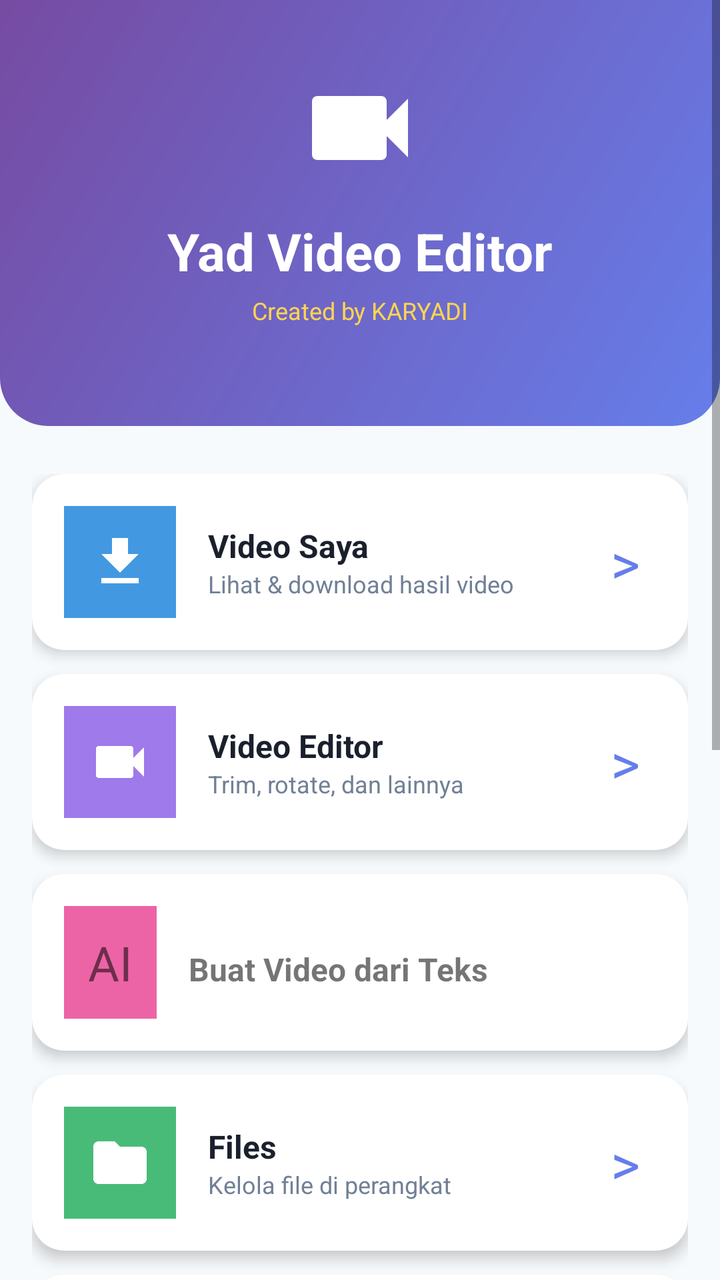
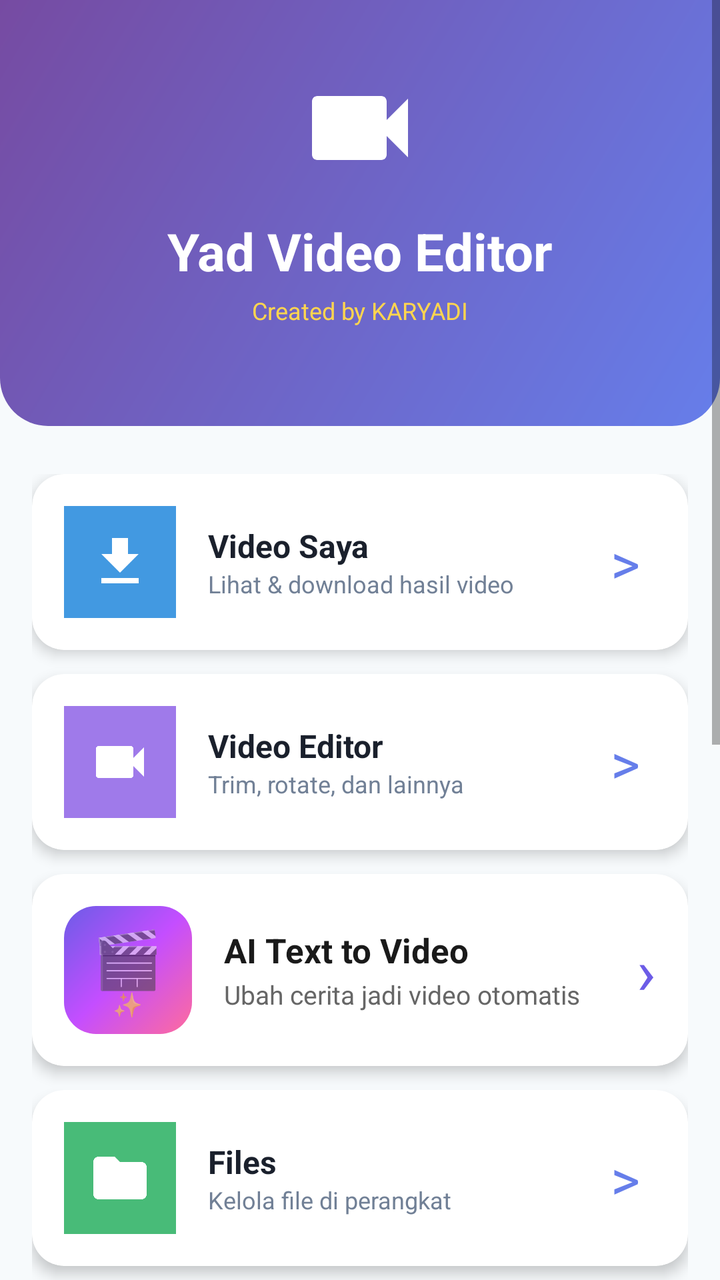

An Android layout rendered at two revisions. The XML below is the earlier revision; the diff shows what the commit changed to produce the second picture.
<!-- AndroidManifest.xml: application theme Theme.YadVideoEditor -->
<!-- res/layout/activity_main.xml -->
<?xml version="1.0" encoding="utf-8"?>
<ScrollView xmlns:android="http://schemas.android.com/apk/res/android"
    xmlns:app="http://schemas.android.com/apk/res-auto"
    android:layout_width="match_parent"
    android:layout_height="match_parent"
    android:background="@color/bg_light"
    android:fillViewport="true">

    <LinearLayout
        android:orientation="vertical"
        android:layout_width="match_parent"
        android:layout_height="wrap_content">

        
        <LinearLayout
            android:id="@+id/headerLayout"
            android:orientation="vertical"
            android:background="@drawable/header_gradient"
            android:padding="32dp"
            android:gravity="center"
            android:clickable="true"
            android:focusable="true"
            android:layout_width="match_parent"
            android:layout_height="wrap_content">

            <ImageView
                android:src="@drawable/ic_video_editor"
                android:layout_width="64dp"
                android:layout_height="64dp"/>

            <TextView
                android:text="Yad Video Editor"
                android:textColor="@color/text_white"
                android:textSize="26sp"
                android:textStyle="bold"
                android:layout_marginTop="12dp"
                android:layout_width="wrap_content"
                android:layout_height="wrap_content"/>

            <TextView
                android:id="@+id/tvCredit"
                android:text="Created by KARYADI"
                android:textColor="#FFD54F"
                android:textSize="12sp"
                android:layout_marginTop="4dp"
                android:layout_width="wrap_content"
                android:layout_height="wrap_content"/>

            <TextView
                android:id="@+id/tvHiddenHint"
                android:text=""
                android:textColor="#FFFFFF"
                android:textSize="10sp"
                android:alpha="0.5"
                android:layout_marginTop="4dp"
                android:layout_width="wrap_content"
                android:layout_height="wrap_content"/>
        </LinearLayout>

        <LinearLayout
            android:orientation="vertical"
            android:padding="16dp"
            android:layout_marginTop="8dp"
            android:layout_width="match_parent"
            android:layout_height="wrap_content">

            
            <androidx.cardview.widget.CardView
                android:id="@+id/cardVideoList"
                android:layout_marginBottom="12dp"
                android:layout_width="match_parent"
                android:layout_height="wrap_content"
                android:clickable="true"
                android:focusable="true"
                android:foreground="?android:attr/selectableItemBackground"
                app:cardCornerRadius="16dp"
                app:cardElevation="4dp">

                <LinearLayout
                    android:orientation="horizontal"
                    android:padding="16dp"
                    android:gravity="center_vertical"
                    android:layout_width="match_parent"
                    android:layout_height="wrap_content">

                    <ImageView
                        android:src="@drawable/ic_download"
                        android:background="@color/btn_blue"
                        android:padding="12dp"
                        android:layout_width="56dp"
                        android:layout_height="56dp"/>

                    <LinearLayout
                        android:orientation="vertical"
                        android:layout_weight="1"
                        android:layout_marginStart="16dp"
                        android:layout_width="0dp"
                        android:layout_height="wrap_content">

                        <TextView
                            android:text="Video Saya"
                            android:textSize="16sp"
                            android:textStyle="bold"
                            android:textColor="@color/text_primary"
                            android:layout_width="match_parent"
                            android:layout_height="wrap_content"/>

                        <TextView
                            android:text="Lihat &amp; download hasil video"
                            android:textSize="12sp"
                            android:textColor="@color/text_secondary"
                            android:layout_width="match_parent"
                            android:layout_height="wrap_content"/>
                    </LinearLayout>

                    <TextView
                        android:text="&gt;"
                        android:textSize="28sp"
                        android:textColor="@color/primary"
                        android:padding="8dp"
                        android:layout_width="wrap_content"
                        android:layout_height="wrap_content"/>
                </LinearLayout>
            </androidx.cardview.widget.CardView>

            
            <androidx.cardview.widget.CardView
                android:id="@+id/cardEditor"
                android:layout_marginBottom="12dp"
                android:layout_width="match_parent"
                android:layout_height="wrap_content"
                android:clickable="true"
                android:focusable="true"
                android:foreground="?android:attr/selectableItemBackground"
                app:cardCornerRadius="16dp"
                app:cardElevation="4dp">

                <LinearLayout
                    android:orientation="horizontal"
                    android:padding="16dp"
                    android:gravity="center_vertical"
                    android:layout_width="match_parent"
                    android:layout_height="wrap_content">

                    <ImageView
                        android:src="@drawable/ic_video_editor"
                        android:background="@color/btn_purple"
                        android:padding="12dp"
                        android:layout_width="56dp"
                        android:layout_height="56dp"/>

                    <LinearLayout
                        android:orientation="vertical"
                        android:layout_weight="1"
                        android:layout_marginStart="16dp"
                        android:layout_width="0dp"
                        android:layout_height="wrap_content">

                        <TextView
                            android:text="Video Editor"
                            android:textSize="16sp"
                            android:textStyle="bold"
                            android:textColor="@color/text_primary"
                            android:layout_width="match_parent"
                            android:layout_height="wrap_content"/>

                        <TextView
                            android:text="Trim, rotate, dan lainnya"
                            android:textSize="12sp"
                            android:textColor="@color/text_secondary"
                            android:layout_width="match_parent"
                            android:layout_height="wrap_content"/>
                    </LinearLayout>

                    <TextView
                        android:text="&gt;"
                        android:textSize="28sp"
                        android:textColor="@color/primary"
                        android:padding="8dp"
                        android:layout_width="wrap_content"
                        android:layout_height="wrap_content"/>
                </LinearLayout>
            </androidx.cardview.widget.CardView>

            <androidx.cardview.widget.CardView
                android:id="@+id/cardAiVideo"
                android:layout_marginBottom="12dp"
                android:layout_width="match_parent"
                android:layout_height="wrap_content"
                android:clickable="true"
                android:focusable="true"
                app:cardCornerRadius="16dp"
                app:cardElevation="4dp">
                <LinearLayout android:orientation="horizontal" android:padding="16dp"
                    android:layout_width="match_parent" android:layout_height="wrap_content">
                    <TextView android:text="AI" android:textSize="24sp"
                        android:padding="12dp" android:background="#ED64A6"
                        android:layout_width="wrap_content" android:layout_height="wrap_content"/>
                    <TextView android:text="Buat Video dari Teks" android:textSize="16sp"
                        android:textStyle="bold" android:layout_marginStart="16dp"
                        android:layout_width="wrap_content" android:layout_height="wrap_content"/>
                </LinearLayout>
            </androidx.cardview.widget.CardView>

            
            <androidx.cardview.widget.CardView
                android:id="@+id/cardFiles"
                android:layout_marginBottom="12dp"
                android:layout_width="match_parent"
                android:layout_height="wrap_content"
                android:clickable="true"
                android:focusable="true"
                android:foreground="?android:attr/selectableItemBackground"
                app:cardCornerRadius="16dp"
                app:cardElevation="4dp">

                <LinearLayout
                    android:orientation="horizontal"
                    android:padding="16dp"
                    android:gravity="center_vertical"
                    android:layout_width="match_parent"
                    android:layout_height="wrap_content">

                    <ImageView
                        android:src="@drawable/ic_files"
                        android:background="@color/btn_green"
                        android:padding="12dp"
                        android:layout_width="56dp"
                        android:layout_height="56dp"/>

                    <LinearLayout
                        android:orientation="vertical"
                        android:layout_weight="1"
                        android:layout_marginStart="16dp"
                        android:layout_width="0dp"
                        android:layout_height="wrap_content">

                        <TextView
                            android:text="Files"
                            android:textSize="16sp"
                            android:textStyle="bold"
                            android:textColor="@color/text_primary"
                            android:layout_width="match_parent"
                            android:layout_height="wrap_content"/>

                        <TextView
                            android:text="Kelola file di perangkat"
                            android:textSize="12sp"
                            android:textColor="@color/text_secondary"
                            android:layout_width="match_parent"
                            android:layout_height="wrap_content"/>
                    </LinearLayout>

                    <TextView
                        android:text="&gt;"
                        android:textSize="28sp"
                        android:textColor="@color/primary"
                        android:padding="8dp"
                        android:layout_width="wrap_content"
                        android:layout_height="wrap_content"/>
                </LinearLayout>
            </androidx.cardview.widget.CardView>

            
            <androidx.cardview.widget.CardView
                android:id="@+id/cardInstructions"
                android:layout_marginBottom="12dp"
                android:layout_width="match_parent"
                android:layout_height="wrap_content"
                android:clickable="true"
                android:focusable="true"
                android:foreground="?android:attr/selectableItemBackground"
                app:cardCornerRadius="16dp"
                app:cardElevation="4dp">

                <LinearLayout
                    android:orientation="horizontal"
                    android:padding="16dp"
                    android:gravity="center_vertical"
                    android:layout_width="match_parent"
                    android:layout_height="wrap_content">

                    <ImageView
                        android:src="@drawable/ic_instructions"
                        android:background="@color/btn_orange"
                        android:padding="12dp"
                        android:layout_width="56dp"
                        android:layout_height="56dp"/>

                    <LinearLayout
                        android:orientation="vertical"
                        android:layout_weight="1"
                        android:layout_marginStart="16dp"
                        android:layout_width="0dp"
                        android:layout_height="wrap_content">

                        <TextView
                            android:text="Petunjuk"
                            android:textSize="16sp"
                            android:textStyle="bold"
                            android:textColor="@color/text_primary"
                            android:layout_width="match_parent"
                            android:layout_height="wrap_content"/>

                        <TextView
                            android:text="Cara pakai aplikasi"
                            android:textSize="12sp"
                            android:textColor="@color/text_secondary"
                            android:layout_width="match_parent"
                            android:layout_height="wrap_content"/>
                    </LinearLayout>

                    <TextView
                        android:text="&gt;"
                        android:textSize="28sp"
                        android:textColor="@color/primary"
                        android:padding="8dp"
                        android:layout_width="wrap_content"
                        android:layout_height="wrap_content"/>
                </LinearLayout>
            </androidx.cardview.widget.CardView>

            
            <androidx.cardview.widget.CardView
                android:id="@+id/cardCredit"
                android:layout_marginBottom="12dp"
                android:layout_width="match_parent"
                android:layout_height="wrap_content"
                android:clickable="true"
                android:focusable="true"
                android:foreground="?android:attr/selectableItemBackground"
                app:cardCornerRadius="16dp"
                app:cardElevation="4dp">

                <LinearLayout
                    android:orientation="horizontal"
                    android:padding="16dp"
                    android:gravity="center_vertical"
                    android:layout_width="match_parent"
                    android:layout_height="wrap_content">

                    <ImageView
                        android:src="@drawable/ic_credit"
                        android:background="@color/btn_pink"
                        android:padding="12dp"
                        android:layout_width="56dp"
                        android:layout_height="56dp"/>

                    <LinearLayout
                        android:orientation="vertical"
                        android:layout_weight="1"
                        android:layout_marginStart="16dp"
                        android:layout_width="0dp"
                        android:layout_height="wrap_content">

                        <TextView
                            android:text="Credit"
                            android:textSize="16sp"
                            android:textStyle="bold"
                            android:textColor="@color/text_primary"
                            android:layout_width="match_parent"
                            android:layout_height="wrap_content"/>

                        <TextView
                            android:text="Info pembuat aplikasi"
                            android:textSize="12sp"
                            android:textColor="@color/text_secondary"
                            android:layout_width="match_parent"
                            android:layout_height="wrap_content"/>
                    </LinearLayout>

                    <TextView
                        android:text="&gt;"
                        android:textSize="28sp"
                        android:textColor="@color/primary"
                        android:padding="8dp"
                        android:layout_width="wrap_content"
                        android:layout_height="wrap_content"/>
                </LinearLayout>
            </androidx.cardview.widget.CardView>

            
            <androidx.cardview.widget.CardView
                android:id="@+id/cardStatistics"
                android:layout_marginBottom="12dp"
                android:layout_width="match_parent"
                android:layout_height="wrap_content"
                android:clickable="true"
                android:focusable="true"
                android:foreground="?android:attr/selectableItemBackground"
                app:cardCornerRadius="16dp"
                app:cardElevation="4dp">

                <LinearLayout
                    android:orientation="horizontal"
                    android:padding="16dp"
                    android:gravity="center_vertical"
                    android:layout_width="match_parent"
                    android:layout_height="wrap_content">

                    <ImageView
                        android:src="@drawable/ic_stats"
                        android:background="@color/btn_teal"
                        android:padding="12dp"
                        android:layout_width="56dp"
                        android:layout_height="56dp"/>

                    <LinearLayout
                        android:orientation="vertical"
                        android:layout_weight="1"
                        android:layout_marginStart="16dp"
                        android:layout_width="0dp"
                        android:layout_height="wrap_content">

                        <TextView
                            android:text="Statistik"
                            android:textSize="16sp"
                            android:textStyle="bold"
                            android:textColor="@color/text_primary"
                            android:layout_width="match_parent"
                            android:layout_height="wrap_content"/>

                        <TextView
                            android:text="Data penggunaan aplikasi"
                            android:textSize="12sp"
                            android:textColor="@color/text_secondary"
                            android:layout_width="match_parent"
                            android:layout_height="wrap_content"/>
                    </LinearLayout>

                    <TextView
                        android:text="&gt;"
                        android:textSize="28sp"
                        android:textColor="@color/primary"
                        android:padding="8dp"
                        android:layout_width="wrap_content"
                        android:layout_height="wrap_content"/>
                </LinearLayout>
            </androidx.cardview.widget.CardView>

            
            <androidx.cardview.widget.CardView
                android:id="@+id/cardSettings"
                android:layout_marginBottom="12dp"
                android:layout_width="match_parent"
                android:layout_height="wrap_content"
                android:clickable="true"
                android:focusable="true"
                android:foreground="?android:attr/selectableItemBackground"
                app:cardCornerRadius="16dp"
                app:cardElevation="4dp">

                <LinearLayout
                    android:orientation="horizontal"
                    android:padding="16dp"
                    android:gravity="center_vertical"
                    android:layout_width="match_parent"
                    android:layout_height="wrap_content">

                    <ImageView
                        android:src="@drawable/ic_settings"
                        android:background="@color/btn_indigo"
                        android:padding="12dp"
                        android:layout_width="56dp"
                        android:layout_height="56dp"/>

                    <LinearLayout
                        android:orientation="vertical"
                        android:layout_weight="1"
                        android:layout_marginStart="16dp"
                        android:layout_width="0dp"
                        android:layout_height="wrap_content">

                        <TextView
                            android:text="Pengaturan"
                            android:textSize="16sp"
                            android:textStyle="bold"
                            android:textColor="@color/text_primary"
                            android:layout_width="match_parent"
                            android:layout_height="wrap_content"/>

                        <TextView
                            android:text="Konfigurasi aplikasi"
                            android:textSize="12sp"
                            android:textColor="@color/text_secondary"
                            android:layout_width="match_parent"
                            android:layout_height="wrap_content"/>
                    </LinearLayout>

                    <TextView
                        android:text="&gt;"
                        android:textSize="28sp"
                        android:textColor="@color/primary"
                        android:padding="8dp"
                        android:layout_width="wrap_content"
                        android:layout_height="wrap_content"/>
                </LinearLayout>
            </androidx.cardview.widget.CardView>

            
            <androidx.cardview.widget.CardView
                android:id="@+id/cardAdminHidden"
                android:visibility="gone"
                android:layout_marginBottom="12dp"
                android:layout_width="match_parent"
                android:layout_height="wrap_content"
                android:clickable="true"
                android:focusable="true"
                android:foreground="?android:attr/selectableItemBackground"
                app:cardCornerRadius="16dp"
                app:cardElevation="4dp">

                <LinearLayout
                    android:orientation="horizontal"
                    android:padding="16dp"
                    android:gravity="center_vertical"
                    android:layout_width="match_parent"
                    android:layout_height="wrap_content">

                    <ImageView
                        android:src="@drawable/ic_settings"
                        android:background="@color/btn_red"
                        android:padding="12dp"
                        android:layout_width="56dp"
                        android:layout_height="56dp"/>

                    <LinearLayout
                        android:orientation="vertical"
                        android:layout_weight="1"
                        android:layout_marginStart="16dp"
                        android:layout_width="0dp"
                        android:layout_height="wrap_content">

                        <TextView
                            android:text="Admin Panel"
                            android:textSize="16sp"
                            android:textStyle="bold"
                            android:textColor="@color/danger"
                            android:layout_width="match_parent"
                            android:layout_height="wrap_content"/>

                        <TextView
                            android:text="Mode admin"
                            android:textSize="12sp"
                            android:textColor="@color/text_secondary"
                            android:layout_width="match_parent"
                            android:layout_height="wrap_content"/>
                    </LinearLayout>

                    <TextView
                        android:text="&gt;"
                        android:textSize="28sp"
                        android:textColor="@color/danger"
                        android:padding="8dp"
                        android:layout_width="wrap_content"
                        android:layout_height="wrap_content"/>
                </LinearLayout>
            </androidx.cardview.widget.CardView>

            
            <TextView
                android:text="Created by KARYADI, Coding by KARYADI"
                android:textSize="11sp"
                android:textColor="@color/text_hint"
                android:gravity="center"
                android:paddingTop="16dp"
                android:paddingBottom="8dp"
                android:layout_width="match_parent"
                android:layout_height="wrap_content"/>
        </LinearLayout>
    </LinearLayout>
</ScrollView>
<!-- resources referenced by this layout -->
<resources>
  <color name="bg_light">#F7FAFC</color>
  <color name="btn_blue">#4299E1</color>
  <color name="btn_green">#48BB78</color>
  <color name="btn_indigo">#5A67D8</color>
  <color name="btn_orange">#ED8936</color>
  <color name="btn_pink">#ED64A6</color>
  <color name="btn_purple">#9F7AEA</color>
  <color name="btn_red">#F56565</color>
  <color name="btn_teal">#38B2AC</color>
  <color name="danger">#F56565</color>
  <color name="primary">#667EEA</color>
  <color name="text_hint">#A0AEC0</color>
  <color name="text_primary">#1A202C</color>
  <color name="text_secondary">#718096</color>
  <color name="text_white">#FFFFFF</color>
  <!-- drawable header_gradient (drawable) -->
  <?xml version="1.0" encoding="utf-8"?>
  <shape xmlns:android="http://schemas.android.com/apk/res/android">
      <gradient
          android:startColor="@color/bg_header_start"
          android:endColor="@color/bg_header_end"
          android:angle="135"/>
      <corners
          android:bottomLeftRadius="24dp"
          android:bottomRightRadius="24dp"/>
  </shape>
  <!-- drawable ic_credit (drawable) -->
  <?xml version="1.0" encoding="utf-8"?>
  <vector xmlns:android="http://schemas.android.com/apk/res/android"
      android:width="24dp" android:height="24dp"
      android:viewportWidth="24" android:viewportHeight="24"
      android:tint="@color/text_white">
      <path android:fillColor="@android:color/white"
          android:pathData="M12,17.27L18.18,21l-1.64,-7.03L22,9.24l-7.19,-0.61L12,2 9.19,8.63 2,9.24l5.46,4.73L5.82,21z"/>
  </vector>
  <!-- drawable ic_download (drawable) -->
  <?xml version="1.0" encoding="utf-8"?>
  <vector xmlns:android="http://schemas.android.com/apk/res/android"
      android:width="24dp" android:height="24dp"
      android:viewportWidth="24" android:viewportHeight="24"
      android:tint="@color/text_white">
      <path android:fillColor="@android:color/white"
          android:pathData="M19,9h-4V3H9v6H5l7,7 7,-7zM5,18v2h14v-2H5z"/>
  </vector>
  <!-- drawable ic_files (drawable) -->
  <?xml version="1.0" encoding="utf-8"?>
  <vector xmlns:android="http://schemas.android.com/apk/res/android"
      android:width="24dp" android:height="24dp"
      android:viewportWidth="24" android:viewportHeight="24"
      android:tint="@color/text_white">
      <path android:fillColor="@android:color/white"
          android:pathData="M10,4H4c-1.1,0 -1.99,0.9 -1.99,2L2,18c0,1.1 0.9,2 2,2h16c1.1,0 2,-0.9 2,-2V8c0,-1.1 -0.9,-2 -2,-2h-8l-2,-2z"/>
  </vector>
  <!-- drawable ic_instructions (drawable) -->
  <?xml version="1.0" encoding="utf-8"?>
  <vector xmlns:android="http://schemas.android.com/apk/res/android"
      android:width="24dp" android:height="24dp"
      android:viewportWidth="24" android:viewportHeight="24"
      android:tint="@color/text_white">
      <path android:fillColor="@android:color/white"
          android:pathData="M12,2C6.48,2 2,6.48 2,12s4.48,10 10,10 10,-4.48 10,-10S17.52,2 12,2zM13,17h-2v-2h2v2zM13,13h-2V7h2v6z"/>
  </vector>
  <!-- drawable ic_stats (drawable) -->
  <?xml version="1.0" encoding="utf-8"?>
  <vector xmlns:android="http://schemas.android.com/apk/res/android"
      android:width="24dp" android:height="24dp"
      android:viewportWidth="24" android:viewportHeight="24"
      android:tint="@color/text_white">
      <path android:fillColor="@android:color/white"
          android:pathData="M5,9.2h3V19H5zM10.6,5h2.8v14h-2.8zM16.2,13H19v6h-2.8z"/>
  </vector>
  <color name="bg_header_start">#667EEA</color>
  <color name="bg_header_end">#764BA2</color>
  <color name="primary_dark">#4C51BF</color>
  <color name="white">#FFFFFF</color>
  <color name="accent">#F093FB</color>
  <color name="accent_dark">#D26FE0</color>
  <!-- unchanged entries left out for length: 3 -->
</resources>

<!-- the commit's change to res/layout/activity_main.xml (unified diff, before → after) -->
@@ -182,6 +182,7 @@
                 </LinearLayout>
             </androidx.cardview.widget.CardView>
 
+            
             <androidx.cardview.widget.CardView
                 android:id="@+id/cardAiVideo"
                 android:layout_marginBottom="12dp"
@@ -191,14 +192,63 @@
                 android:focusable="true"
                 app:cardCornerRadius="16dp"
                 app:cardElevation="4dp">
-                <LinearLayout android:orientation="horizontal" android:padding="16dp"
-                    android:layout_width="match_parent" android:layout_height="wrap_content">
-                    <TextView android:text="AI" android:textSize="24sp"
-                        android:padding="12dp" android:background="#ED64A6"
-                        android:layout_width="wrap_content" android:layout_height="wrap_content"/>
-                    <TextView android:text="Buat Video dari Teks" android:textSize="16sp"
-                        android:textStyle="bold" android:layout_marginStart="16dp"
-                        android:layout_width="wrap_content" android:layout_height="wrap_content"/>
+                <LinearLayout
+                    android:orientation="horizontal"
+                    android:padding="16dp"
+                    android:gravity="center_vertical"
+                    android:layout_width="match_parent"
+                    android:layout_height="wrap_content">
+
+                    
+                    <LinearLayout
+                        android:orientation="vertical"
+                        android:gravity="center"
+                        android:background="@drawable/bg_ai_gradient"
+                        android:layout_width="64dp"
+                        android:layout_height="64dp">
+                        <TextView
+                            android:text="🎬"
+                            android:textSize="28sp"
+                            android:layout_width="wrap_content"
+                            android:layout_height="wrap_content"/>
+                        <TextView
+                            android:text="✨"
+                            android:textSize="12sp"
+                            android:layout_marginTop="-4dp"
+                            android:layout_width="wrap_content"
+                            android:layout_height="wrap_content"/>
+                    </LinearLayout>
+
+                    
+                    <LinearLayout
+                        android:orientation="vertical"
+                        android:layout_marginStart="16dp"
+                        android:layout_weight="1"
+                        android:layout_width="0dp"
+                        android:layout_height="wrap_content">
+                        <TextView
+                            android:text="AI Text to Video"
+                            android:textSize="17sp"
+                            android:textStyle="bold"
+                            android:textColor="#1A1A1A"
+                            android:layout_width="wrap_content"
+                            android:layout_height="wrap_content"/>
+                        <TextView
+                            android:text="Ubah cerita jadi video otomatis"
+                            android:textSize="13sp"
+                            android:textColor="#666666"
+                            android:layout_marginTop="2dp"
+                            android:layout_width="wrap_content"
+                            android:layout_height="wrap_content"/>
+                    </LinearLayout>
+
+                    
+                    <TextView
+                        android:text="›"
+                        android:textSize="32sp"
+                        android:textColor="#6C5CE7"
+                        android:layout_width="wrap_content"
+                        android:layout_height="wrap_content"/>
                 </LinearLayout>
             </androidx.cardview.widget.CardView>
 
<!-- resource entries referenced after the edit -->
@@ -15,6 +15,17 @@
   <color name="text_primary">#1A202C</color>
   <color name="text_secondary">#718096</color>
   <color name="text_white">#FFFFFF</color>
+  <!-- drawable bg_ai_gradient (drawable) -->
+  <?xml version="1.0" encoding="utf-8"?>
+  <shape xmlns:android="http://schemas.android.com/apk/res/android"
+      android:shape="rectangle">
+      <corners android:radius="16dp"/>
+      <gradient
+          android:startColor="#FF6B9D"
+          android:centerColor="#C44EFF"
+          android:endColor="#6C5CE7"
+          android:angle="135"/>
+  </shape>
   <!-- drawable header_gradient (drawable) -->
   <?xml version="1.0" encoding="utf-8"?>
   <shape xmlns:android="http://schemas.android.com/apk/res/android">
